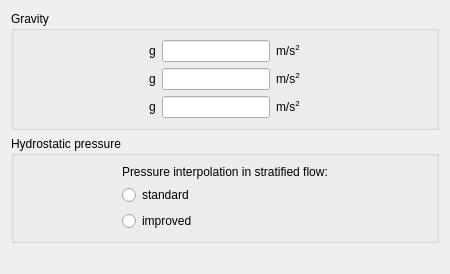
Qt form gui/Pages/BodyForcesForm.ui (code-saturne/code_saturne) before a commit.
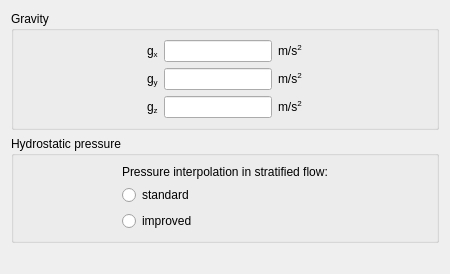
The same form after that commit.

Commit message: Fix style for gravity index.

The edit to the form file:
```diff
--- a/gui/Pages/BodyForcesForm.ui
+++ b/gui/Pages/BodyForcesForm.ui
@@ -71,7 +71,7 @@
              </font>
             </property>
             <property name="text" >
-             <string>g<sub>X</sub></string>
+             <string>g&lt;sub>x&lt;/sub</string>
             </property>
            </widget>
           </item>
@@ -106,7 +106,7 @@
              </font>
             </property>
             <property name="text" >
-             <string>g<sub>Y</sub></string>
+             <string>g&lt;sub>y&lt;/sub</string>
             </property>
            </widget>
           </item>
@@ -141,7 +141,7 @@
              </font>
             </property>
             <property name="text" >
-             <string>g<sub>Z</sub></string>
+             <string>g&lt;sub>z&lt;/sub</string>
             </property>
            </widget>
           </item>
```
